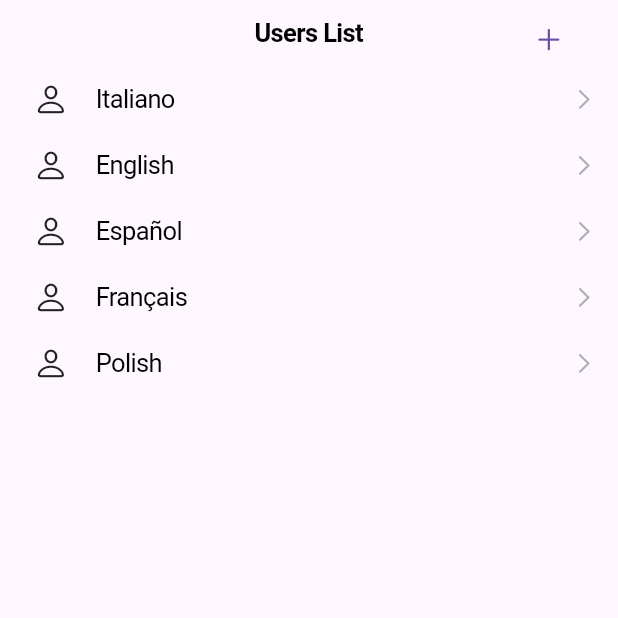
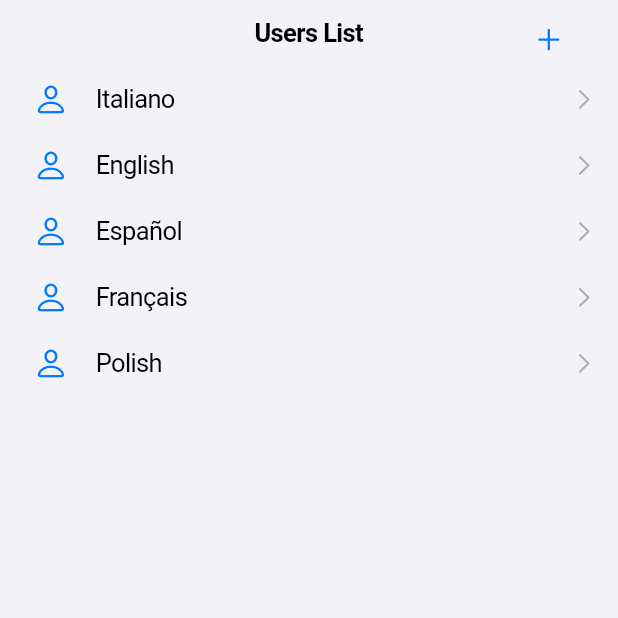
Before and after one commit to PiotrChoinski/BMI-mobile, a Flutter app: the screen it shows after launch, on a phone screen of 412 x 824 dp, the top half of it. Run offline on Flutter 3.47's test engine with Material 3 defaults, Android fonts, the phone set to English and light mode, and no system bars.

Commit message:
set primary color

```diff
--- a/bmi_mobile/lib/main.dart
+++ b/bmi_mobile/lib/main.dart
@@ -1,5 +1,5 @@
 import 'package:bmi_mobile/pages/users_list_page.dart';
-import 'package:flutter/material.dart';
+import 'package:flutter/cupertino.dart';
 
 void main() {
   runApp(const MyApp());
@@ -10,8 +10,12 @@ class MyApp extends StatelessWidget {
 
   @override
   Widget build(BuildContext context) {
-    return const MaterialApp(
+    return const CupertinoApp(
       debugShowCheckedModeBanner: false,
+      theme: CupertinoThemeData(
+          primaryColor: CupertinoColors.systemBlue,
+          scaffoldBackgroundColor: CupertinoColors.systemGroupedBackground,
+          brightness: Brightness.light),
       home: UsersListPage(),
     );
   }
```
